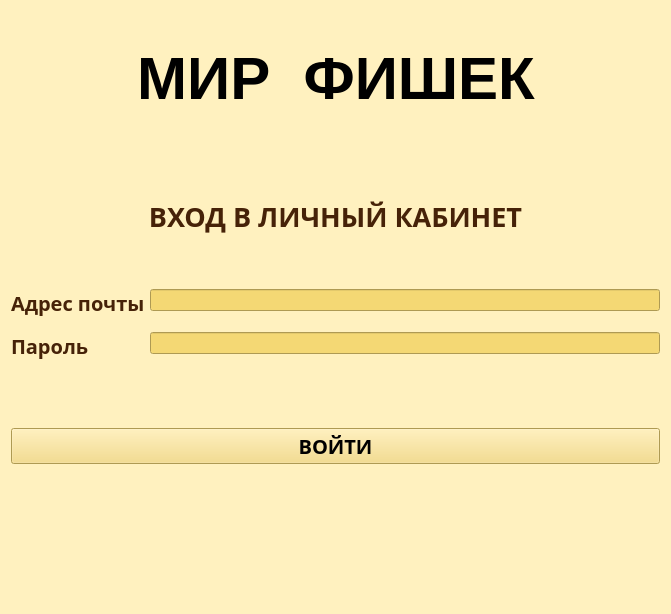
Above: Client/AllUi/Enter.ui from de-Beast/OnlineCasino before the change. Below: the same form after it.
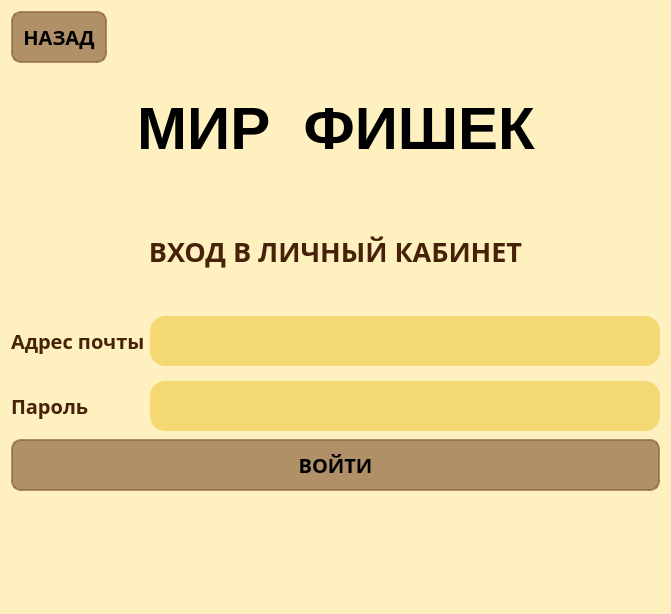
That is the form after the change. Icons and pictures are not drawn.

```diff
--- a/Client/AllUi/Enter.ui
+++ b/Client/AllUi/Enter.ui
@@ -19,6 +19,40 @@
 background-color: rgb(255, 241, 191);</string>
   </property>
   <layout class="QVBoxLayout" name="verticalLayout_4">
+   <property name="bottomMargin">
+    <number>0</number>
+   </property>
+   <item>
+    <widget class="QPushButton" name="backButton">
+     <property name="sizePolicy">
+      <sizepolicy hsizetype="Maximum" vsizetype="Fixed">
+       <horstretch>0</horstretch>
+       <verstretch>0</verstretch>
+      </sizepolicy>
+     </property>
+     <property name="font">
+      <font>
+       <family>Manrope</family>
+       <pointsize>15</pointsize>
+       <italic>false</italic>
+       <bold>true</bold>
+      </font>
+     </property>
+     <property name="styleSheet">
+      <string notr="true">font-family: 'Manrope';
+font-style: normal;
+
+text-align: center;
+background-color: rgba(140, 101, 65, 0.7);
+border-radius: 10px;
+padding: 10px;
+border: 2px solid rgba(140, 101, 65, 0.7);</string>
+     </property>
+     <property name="text">
+      <string>НАЗАД</string>
+     </property>
+    </widget>
+   </item>
    <item>
     <layout class="QHBoxLayout" name="horizontalLayout">
      <item>
@@ -147,8 +181,17 @@
      </item>
      <item row="0" column="1">
       <widget class="QLineEdit" name="Edit_Email">
+       <property name="font">
+        <font>
+         <family>Manrope</family>
+         <pointsize>15</pointsize>
+        </font>
+       </property>
        <property name="styleSheet">
-        <string notr="true">background-color: rgb(244, 216, 116);</string>
+        <string notr="true">background-color: rgb(244, 216, 116);
+border-radius: 15px;
+padding: 10px;
+</string>
        </property>
       </widget>
      </item>
@@ -187,8 +230,16 @@
      </item>
      <item row="1" column="1">
       <widget class="QLineEdit" name="Edit_Password">
+       <property name="font">
+        <font>
+         <family>Manrope</family>
+         <pointsize>15</pointsize>
+        </font>
+       </property>
        <property name="styleSheet">
-        <string notr="true">background-color: rgb(244, 216, 116);</string>
+        <string notr="true">background-color: rgb(244, 216, 116);
+border-radius: 15px;
+padding: 10px;</string>
        </property>
       </widget>
      </item>
@@ -209,9 +260,10 @@
 font-style: normal;
 
 text-align: center;
-background-color: rgb(244, 216, 116);
-
-</string>
+background-color: rgba(140, 101, 65, 0.7);
+border-radius: 10px;
+padding: 10px;
+border: 2px solid rgba(140, 101, 65, 0.7);</string>
      </property>
      <property name="text">
       <string>ВОЙТИ</string>
```
